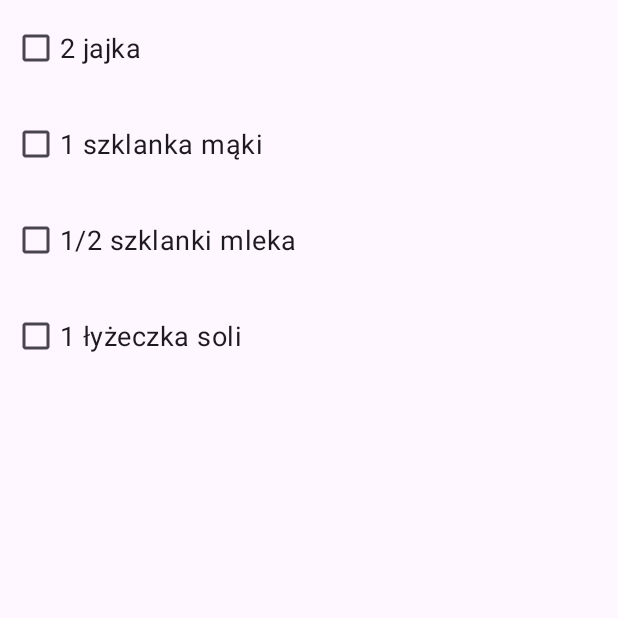
After one commit to s25662-pj/PAMO_BMI, an Android app: the ShoppingListActivity screen opened directly, with no data from a screen before it, on a phone screen of 412 x 824 dp, the top half of it. The commit adds this screen. Run offline under Robolectric (Android 15) with nearby library versions, the phone set to English and light mode, and no system bars.

Commit message:
Zadanie 4, lista zakupów, zadania z kotlina

```diff
--- a/app/src/main/AndroidManifest.xml
+++ b/app/src/main/AndroidManifest.xml
@@ -34,6 +34,8 @@
         <activity android:name=".RecipesActivity">
             <!-- Jeśli masz jakiekolwiek dodatkowe atrybuty, np. temat -->
         </activity>
+        <activity android:name=".ShoppingListActivity"/>
+
 
     </application>
 
--- a/app/src/main/java/pjatk/pamo/bmi/MainActivity.java
+++ b/app/src/main/java/pjatk/pamo/bmi/MainActivity.java
@@ -14,5 +14,6 @@ public class MainActivity extends AppCompatActivity {
         findViewById(R.id.btn_bmi).setOnClickListener(v -> startActivity(new Intent(this, BMICalculatorActivity.class)));
         findViewById(R.id.btn_calories).setOnClickListener(v -> startActivity(new Intent(this, CaloriesCalculatorActivity.class)));
         findViewById(R.id.btn_recipes).setOnClickListener(v -> startActivity(new Intent(this, RecipesActivity.class)));
+        findViewById(R.id.btn_shopping).setOnClickListener(v -> startActivity(new Intent(this, ShoppingListActivity.class)));
     }
 }
--- /dev/null
+++ b/app/src/main/java/pjatk/pamo/bmi/ShoppingItem.java
@@ -0,0 +1,23 @@
+package pjatk.pamo.bmi;
+
+public class ShoppingItem {
+    private String name;
+    private boolean isChecked;
+
+    public ShoppingItem(String name) {
+        this.name = name;
+        this.isChecked = false;
+    }
+
+    public String getName() {
+        return name;
+    }
+
+    public boolean isChecked() {
+        return isChecked;
+    }
+
+    public void setChecked(boolean checked) {
+        isChecked = checked;
+    }
+}
--- /dev/null
+++ b/app/src/main/java/pjatk/pamo/bmi/ShoppingListActivity.java
@@ -0,0 +1,34 @@
+package pjatk.pamo.bmi;
+
+import android.os.Bundle;
+import androidx.appcompat.app.AppCompatActivity;
+import androidx.recyclerview.widget.LinearLayoutManager;
+import androidx.recyclerview.widget.RecyclerView;
+
+import java.util.Arrays;
+import java.util.List;
+
+public class ShoppingListActivity extends AppCompatActivity {
+
+    private RecyclerView recyclerView;
+    private ShoppingListAdapter adapter;
+
+    @Override
+    protected void onCreate(Bundle savedInstanceState) {
+        super.onCreate(savedInstanceState);
+        setContentView(R.layout.activity_shopping_list);
+
+        recyclerView = findViewById(R.id.recyclerViewShopping);
+        recyclerView.setLayoutManager(new LinearLayoutManager(this));
+
+        List<ShoppingItem> shoppingItems = Arrays.asList(
+                new ShoppingItem("2 jajka"),
+                new ShoppingItem("1 szklanka mąki"),
+                new ShoppingItem("1/2 szklanki mleka"),
+                new ShoppingItem("1 łyżeczka soli")
+        );
+
+        adapter = new ShoppingListAdapter(shoppingItems);
+        recyclerView.setAdapter(adapter);
+    }
+}
--- /dev/null
+++ b/app/src/main/java/pjatk/pamo/bmi/ShoppingListAdapter.java
@@ -0,0 +1,55 @@
+package pjatk.pamo.bmi;
+
+import android.view.LayoutInflater;
+import android.view.View;
+import android.view.ViewGroup;
+import android.widget.CheckBox;
+
+import androidx.annotation.NonNull;
+import androidx.recyclerview.widget.RecyclerView;
+
+import java.util.List;
+
+public class ShoppingListAdapter extends RecyclerView.Adapter<ShoppingListAdapter.ViewHolder> {
+
+    private List<ShoppingItem> items;
+
+    public ShoppingListAdapter(List<ShoppingItem> items) {
+        this.items = items;
+    }
+
+    public static class ViewHolder extends RecyclerView.ViewHolder {
+        public CheckBox checkBox;
+
+        public ViewHolder(View view) {
+            super(view);
+            checkBox = view.findViewById(R.id.checkBoxItem);
+        }
+
+        public void bind(ShoppingItem item) {
+            checkBox.setText(item.getName());
+            checkBox.setChecked(item.isChecked());
+
+            checkBox.setOnCheckedChangeListener(null); // usuń stary listener
+            checkBox.setOnCheckedChangeListener((buttonView, isChecked) -> item.setChecked(isChecked));
+        }
+    }
+
+    @NonNull
+    @Override
+    public ShoppingListAdapter.ViewHolder onCreateViewHolder(@NonNull ViewGroup parent, int viewType) {
+        View view = LayoutInflater.from(parent.getContext())
+                .inflate(R.layout.item_shopping, parent, false);
+        return new ViewHolder(view);
+    }
+
+    @Override
+    public void onBindViewHolder(@NonNull ShoppingListAdapter.ViewHolder holder, int position) {
+        holder.bind(items.get(position));
+    }
+
+    @Override
+    public int getItemCount() {
+        return items.size();
+    }
+}
--- a/app/src/main/res/layout/activity_main.xml
+++ b/app/src/main/res/layout/activity_main.xml
@@ -32,6 +32,12 @@
             android:layout_height="wrap_content"
             android:text="Rekomendacje Kulinarne" />
 
+        <Button
+            android:id="@+id/btn_shopping"
+            android:layout_width="wrap_content"
+            android:layout_height="wrap_content"
+            android:text="Lista zakupów" />
+
     </LinearLayout>
 
 </androidx.constraintlayout.widget.ConstraintLayout>
--- /dev/null
+++ b/app/src/main/res/layout/activity_shopping_list.xml
@@ -0,0 +1,16 @@
+<?xml version="1.0" encoding="utf-8"?>
+<androidx.constraintlayout.widget.ConstraintLayout
+    xmlns:android="http://schemas.android.com/apk/res/android"
+    xmlns:app="http://schemas.android.com/apk/res-auto"
+    android:layout_width="match_parent"
+    android:layout_height="match_parent">
+
+    <androidx.recyclerview.widget.RecyclerView
+        android:id="@+id/recyclerViewShopping"
+        android:layout_width="0dp"
+        android:layout_height="0dp"
+        app:layout_constraintTop_toTopOf="parent"
+        app:layout_constraintBottom_toBottomOf="parent"
+        app:layout_constraintStart_toStartOf="parent"
+        app:layout_constraintEnd_toEndOf="parent"/>
+</androidx.constraintlayout.widget.ConstraintLayout>
--- /dev/null
+++ b/app/src/main/res/layout/item_shopping.xml
@@ -0,0 +1,18 @@
+<?xml version="1.0" encoding="utf-8"?>
+<androidx.constraintlayout.widget.ConstraintLayout
+    xmlns:android="http://schemas.android.com/apk/res/android"
+    xmlns:app="http://schemas.android.com/apk/res-auto"
+    android:layout_width="match_parent"
+    android:layout_height="wrap_content"
+    android:padding="8dp">
+
+    <CheckBox
+        android:id="@+id/checkBoxItem"
+        android:layout_width="0dp"
+        android:layout_height="wrap_content"
+        android:text="Składnik"
+        android:textSize="18sp"
+        app:layout_constraintStart_toStartOf="parent"
+        app:layout_constraintEnd_toEndOf="parent"
+        app:layout_constraintTop_toTopOf="parent"/>
+</androidx.constraintlayout.widget.ConstraintLayout>
```
Also changed, not shown: app/src/main/java/pjatk/pamo/bmi/zad4.kt (added, +474 -0 lines).
